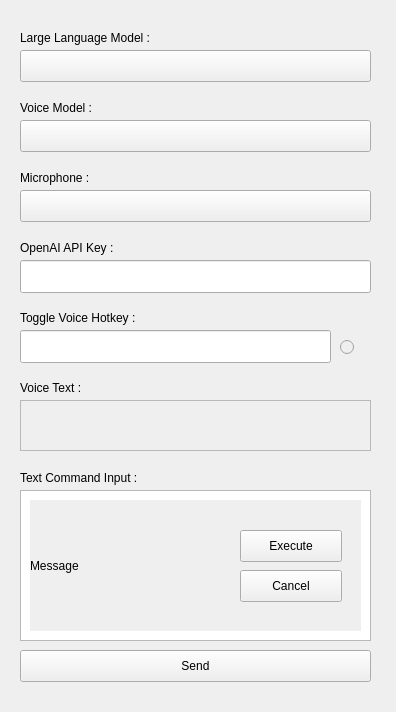
Before: the Qt Designer form src/ui/view/main_view.ui in Joel-Pattison/SmartFlow, drawn with Qt 5.
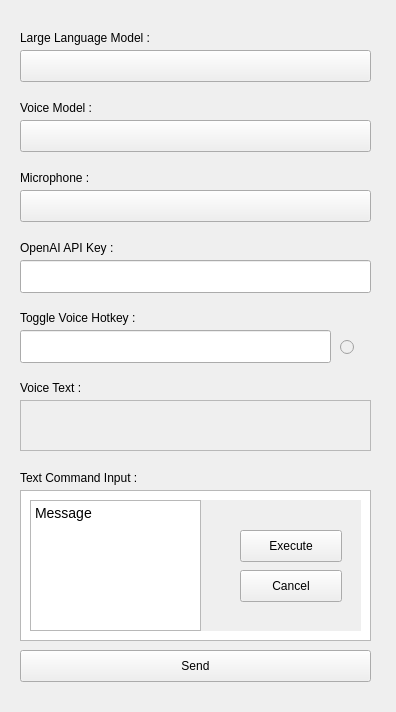
After: the same form once the commit is applied. Custom widgets are drawn as their Qt base class.

Commit message: Allow user to click keybind again to confirm action

```diff
--- a/src/ui/view/main_view.ui
+++ b/src/ui/view/main_view.ui
@@ -521,35 +521,6 @@
     <string>Voice Text :</string>
    </property>
   </widget>
-  <widget class="BodyLabel" name="action_description_lbl">
-   <property name="geometry">
-    <rect>
-     <x>30</x>
-     <y>500</y>
-     <width>171</width>
-     <height>131</height>
-    </rect>
-   </property>
-   <property name="autoFillBackground">
-    <bool>true</bool>
-   </property>
-   <property name="styleSheet">
-    <string notr="true"/>
-   </property>
-   <property name="text">
-    <string>Message</string>
-   </property>
-   <property name="wordWrap">
-    <bool>true</bool>
-   </property>
-   <property name="darkColor" stdset="0">
-    <color>
-     <red>255</red>
-     <green>23</green>
-     <blue>23</blue>
-    </color>
-   </property>
-  </widget>
   <widget class="BodyLabel" name="action_description_background_lbl">
    <property name="geometry">
     <rect>
@@ -1206,6 +1177,74 @@
     <string>Cancel</string>
    </property>
   </widget>
+  <widget class="TextEdit" name="action_description_lbl">
+   <property name="enabled">
+    <bool>true</bool>
+   </property>
+   <property name="geometry">
+    <rect>
+     <x>30</x>
+     <y>500</y>
+     <width>171</width>
+     <height>131</height>
+    </rect>
+   </property>
+   <property name="mouseTracking">
+    <bool>false</bool>
+   </property>
+   <property name="focusPolicy">
+    <enum>Qt::NoFocus</enum>
+   </property>
+   <property name="styleSheet">
+    <string notr="true">LineEdit, TextEdit, PlainTextEdit {
+    color: black;
+	background-color: rgb(240, 240, 240);
+    /* font: 14px &quot;Segoe UI&quot;, &quot;Microsoft YaHei&quot;; */
+    padding: 0px 10px;
+    selection-background-color: #00a7b3;
+
+    border: 0px solid rgba(0, 0, 0, 13);
+    border-bottom: 0px solid rgba(0, 0, 0, 100);
+    border-radius: 0px;
+}
+
+TextEdit,
+PlainTextEdit {
+    padding: 2px 3px 2px 8px;
+}
+
+LineEdit:focus {
+}
+
+TextEdit:focus,
+PlainTextEdit:focus {
+}
+
+LineEdit:disabled, TextEdit:disabled,
+PlainTextEdit:disabled {
+}
+
+#lineEditButton {
+}
+
+#lineEditButton:pressed {
+}
+</string>
+   </property>
+   <property name="html">
+    <string>&lt;!DOCTYPE HTML PUBLIC &quot;-//W3C//DTD HTML 4.0//EN&quot; &quot;http://www.w3.org/TR/REC-html40/strict.dtd&quot;&gt;
+&lt;html&gt;&lt;head&gt;&lt;meta name=&quot;qrichtext&quot; content=&quot;1&quot; /&gt;&lt;meta charset=&quot;utf-8&quot; /&gt;&lt;style type=&quot;text/css&quot;&gt;
+p, li { white-space: pre-wrap; }
+hr { height: 1px; border-width: 0; }
+li.unchecked::marker { content: &quot;\2610&quot;; }
+li.checked::marker { content: &quot;\2612&quot;; }
+&lt;/style&gt;&lt;/head&gt;&lt;body style=&quot; font-family:'Segoe UI','Microsoft YaHei','PingFang SC'; font-size:14px; font-weight:400; font-style:normal;&quot;&gt;
+&lt;p style=&quot; margin-top:0px; margin-bottom:0px; margin-left:0px; margin-right:0px; -qt-block-indent:0; text-indent:0px;&quot;&gt;&lt;span style=&quot; font-size:14px;&quot;&gt;Message&lt;/span&gt;&lt;/p&gt;&lt;/body&gt;&lt;/html&gt;</string>
+   </property>
+   <property name="textInteractionFlags">
+    <set>Qt::NoTextInteraction</set>
+   </property>
+  </widget>
  </widget>
  <customwidgets>
   <customwidget>
```
The commit also changes 5 other files.
